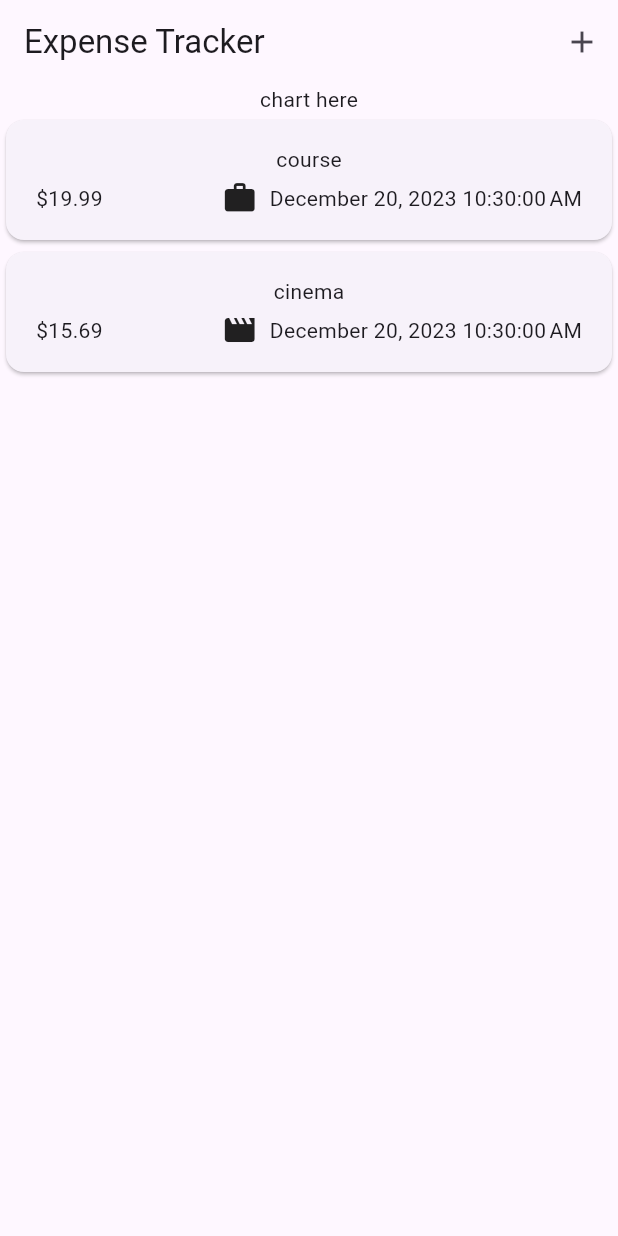
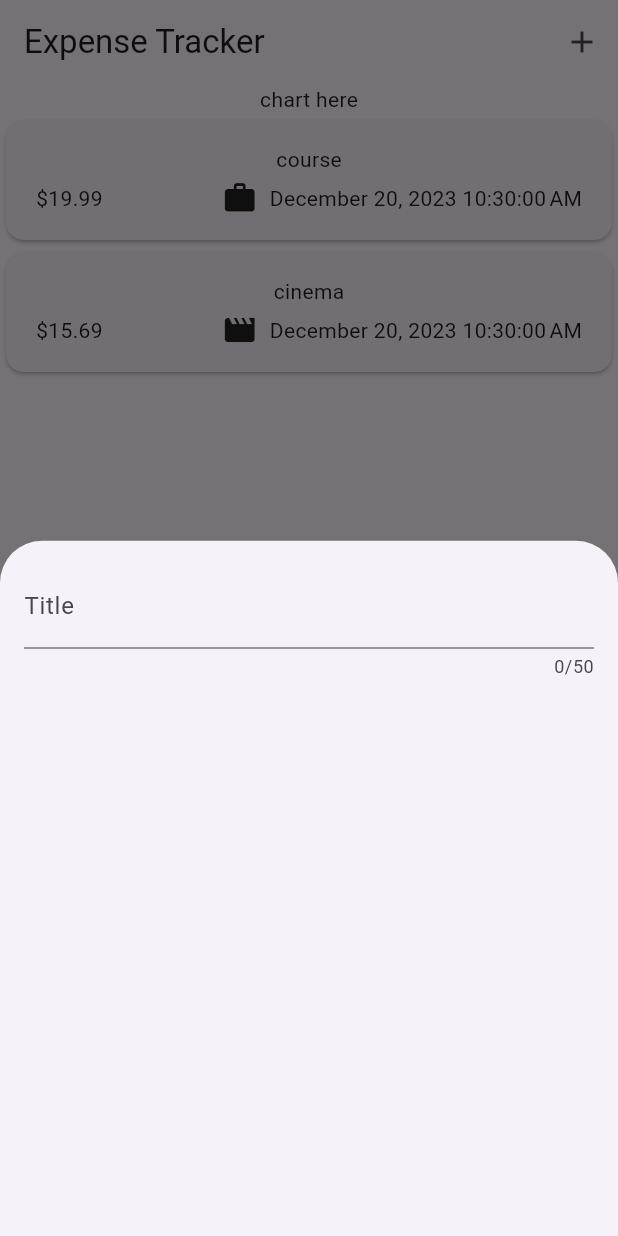
Before and after one commit to My-Own-Personal-Test/expense_app, a Flutter app: the screen it shows after launch, after a tap on the "add" icon, on a phone screen of 412 x 824 dp. Run offline on Flutter 3.47's test engine with Material 3 defaults, Android fonts, the phone set to English and light mode, and no system bars.

Commit message:
feat: add modal and input inside modal

```diff
--- a/lib/widgets/expenses.dart
+++ b/lib/widgets/expenses.dart
@@ -1,5 +1,6 @@
 import 'package:expense_app/widgets/expenses_list/expenses_list.dart';
 import 'package:expense_app/models/expense.dart';
+import 'package:expense_app/widgets/new_expense.dart';
 import 'package:flutter/material.dart';
 
 class Expenses extends StatefulWidget {
@@ -27,6 +28,13 @@ class _ExpensesState extends State<Expenses> {
     ),
   ];
 
+  void _openOverlay() {
+    showModalBottomSheet(
+      context: context,
+      builder: (ctx) => const NewExpense(),
+    );
+  }
+
   @override
   Widget build(BuildContext context) {
     return Scaffold(
@@ -34,7 +42,7 @@ class _ExpensesState extends State<Expenses> {
         title: const Text('Expense Tracker'),
         actions: [
           IconButton(
-            onPressed: () {},
+            onPressed: _openOverlay,
             icon: const Icon(Icons.add),
           )
         ],
--- /dev/null
+++ b/lib/widgets/new_expense.dart
@@ -0,0 +1,29 @@
+import 'package:flutter/material.dart';
+
+class NewExpense extends StatefulWidget {
+  const NewExpense({super.key});
+
+  @override
+  State<NewExpense> createState() {
+    return _NewExpanseState();
+  }
+}
+
+class _NewExpanseState extends State<NewExpense> {
+  @override
+  Widget build(BuildContext context) {
+    return const Padding(
+      padding: EdgeInsets.all(16),
+      child: Column(
+        children: [
+          TextField(
+            maxLength: 50,
+            decoration: InputDecoration(
+              label: Text('Title'),
+            ),
+          ),
+        ],
+      ),
+    );
+  }
+}
```
